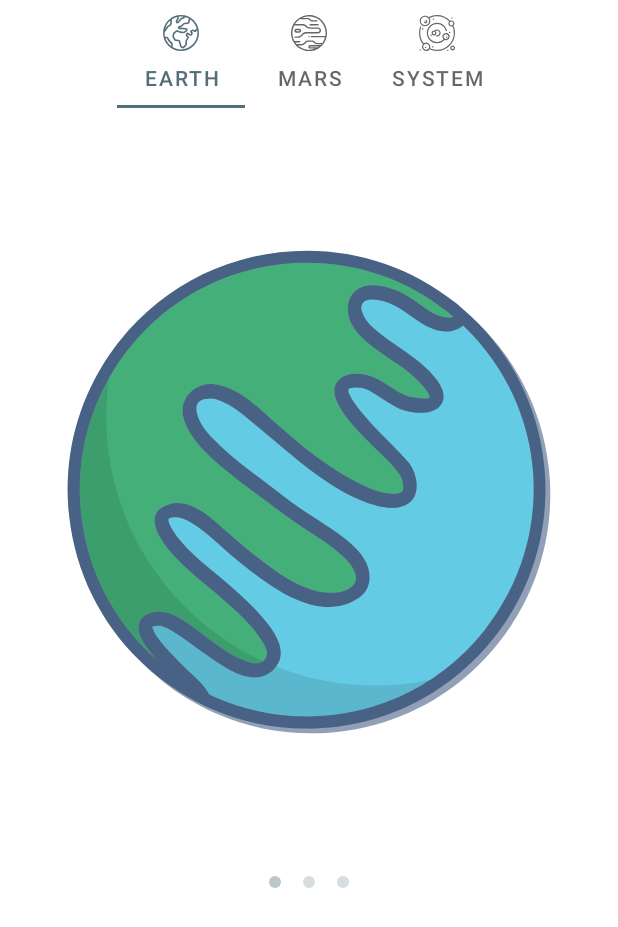
After one commit to mazi-k/A_MaterialDesign, an Android app: the EarthFragment screen opened directly, with no data from a screen before it, on a phone screen of 412 x 824 dp. The commit adds this screen. Shown: the top 927 px of the screen. Run offline under Robolectric (Android 15) with nearby library versions, the phone set to English and light mode, and no system bars; Roboto replaces fonts that are not available here.

Commit message:
replace images with fragments

```diff
--- a/app/src/main/java/com/example/a_materialdesign/view/api/ApiActivity.kt
+++ b/app/src/main/java/com/example/a_materialdesign/view/api/ApiActivity.kt
@@ -1,22 +1,84 @@
 package com.example.a_materialdesign.view.api
 
+import android.annotation.SuppressLint
 import android.os.Bundle
 import androidx.appcompat.app.AppCompatActivity
+import com.example.a_materialdesign.R
 import com.example.a_materialdesign.databinding.ActivityApiBinding
-import com.example.a_materialdesign.utils.Parameters
+import com.google.android.material.tabs.TabLayout
+import com.google.android.material.tabs.TabLayoutMediator
 
 class ApiActivity : AppCompatActivity() {
 
     lateinit var binding: ActivityApiBinding
 
     override fun onCreate(savedInstanceState: Bundle?) {
-        setTheme(Parameters.getInstance().grayTheme)
         super.onCreate(savedInstanceState)
 
         binding = ActivityApiBinding.inflate(layoutInflater)
         setContentView(binding.root)
 
-        binding.viewPager.adapter = ViewPagerAdapter(supportFragmentManager)
-        binding.tabLayout.setupWithViewPager(binding.viewPager)
+        binding.viewPager.adapter = ViewPagerAdapter(this)
+
+        tabLayoutInit()
+        switch()
+    }
+
+    private fun tabLayoutInit() {
+        TabLayoutMediator(
+            binding.tabLayout,
+            binding.viewPager,
+            object : TabLayoutMediator.TabConfigurationStrategy {
+                @SuppressLint("UseCompatLoadingForDrawables")
+                override fun onConfigureTab(tab: TabLayout.Tab, position: Int) {
+                    tab.text = when (position) {
+                        EARTH_FRAGMENT -> "Earth"
+                        MARS_FRAGMENT -> "Mars"
+                        SYSTEM_FRAGMENT -> "System"
+                        else -> "Earth"
+                    }
+
+                    tab.icon = when (position) {
+                        EARTH_FRAGMENT -> resources.getDrawable(R.drawable.ic_earth)
+                        MARS_FRAGMENT -> resources.getDrawable(R.drawable.ic_mars)
+                        SYSTEM_FRAGMENT -> resources.getDrawable(R.drawable.ic_system)
+                        else -> resources.getDrawable(R.drawable.ic_earth)
+                    }
+                }
+            }).attach()
+    }
+
+    private fun switch(){
+        //todo: найти, где взять position
+        when(position) {
+            EARTH_FRAGMENT -> {
+                binding.indicator1.imageAlpha = 100
+                binding.indicator2.imageAlpha = 60
+                binding.indicator3.imageAlpha = 60
+            }
+            MARS_FRAGMENT -> {
+                binding.indicator1.imageAlpha = 60
+                binding.indicator2.imageAlpha = 100
+                binding.indicator3.imageAlpha = 60
+            }
+            SYSTEM_FRAGMENT -> {
+                binding.indicator1.imageAlpha = 60
+                binding.indicator2.imageAlpha = 60
+                binding.indicator3.imageAlpha = 100
+            }
+            else -> {
+                binding.indicator1.imageAlpha = 100
+                binding.indicator2.imageAlpha = 60
+                binding.indicator3.imageAlpha = 60
+            }
+        }
+
+    }
+
+    companion object {
+        const val EARTH_FRAGMENT = 0
+        const val MARS_FRAGMENT = 1
+        const val SYSTEM_FRAGMENT = 2
+        var position = 0
     }
 }
--- /dev/null
+++ b/app/src/main/java/com/example/a_materialdesign/view/api/EarthFragment.kt
@@ -0,0 +1,19 @@
+package com.example.a_materialdesign.view.api
+
+import android.os.Bundle
+import android.view.LayoutInflater
+import android.view.View
+import android.view.ViewGroup
+import androidx.fragment.app.Fragment
+import com.example.a_materialdesign.R
+
+class EarthFragment : Fragment() {
+
+    override fun onCreateView(
+        inflater: LayoutInflater,
+        container: ViewGroup?,
+        savedInstanceState: Bundle?
+    ): View? {
+        return inflater.inflate(R.layout.fragment_earth, container, false)
+    }
+}
--- a/app/src/main/java/com/example/a_materialdesign/view/api/ViewPagerAdapter.kt
+++ b/app/src/main/java/com/example/a_materialdesign/view/api/ViewPagerAdapter.kt
@@ -1,27 +1,27 @@
 package com.example.a_materialdesign.view.api
 
 import androidx.fragment.app.Fragment
-import androidx.fragment.app.FragmentManager
-import androidx.fragment.app.FragmentStatePagerAdapter
+import androidx.fragment.app.FragmentActivity
+import androidx.viewpager2.adapter.FragmentStateAdapter
 
 private const val ADAPTER_SIZE = 3
+private const val EARTH_FRAGMENT = 0
+private const val MARS_FRAGMENT = 1
+private const val SYSTEM_FRAGMENT = 2
 
-class ViewPagerAdapter(fragmentManager: FragmentManager) :
-    FragmentStatePagerAdapter(fragmentManager) {
-    override fun getCount(): Int {
+class ViewPagerAdapter(fragmentManager: FragmentActivity) :
+    FragmentStateAdapter(fragmentManager) {
+
+    override fun getItemCount(): Int {
         return ADAPTER_SIZE
     }
 
-    override fun getPageTitle(position: Int): CharSequence? {
+    override fun createFragment(position: Int): Fragment {
         return when (position) {
-            BaseFragment.EARTH_FRAGMENT -> "Earth"
-            BaseFragment.MARS_FRAGMENT -> "Mars"
-            BaseFragment.SYSTEM_FRAGMENT -> "System"
-            else -> "Earth"
+            EARTH_FRAGMENT -> EarthFragment()
+            MARS_FRAGMENT -> MarsFragment()
+            SYSTEM_FRAGMENT -> SystemFragment()
+            else -> EarthFragment()
         }
     }
-
-    override fun getItem(position: Int): Fragment {
-        return BaseFragment.newInstance(position)
-    }
 }
--- a/app/src/main/res/layout/activity_api.xml
+++ b/app/src/main/res/layout/activity_api.xml
@@ -15,12 +15,53 @@
 
     </com.google.android.material.tabs.TabLayout>
 
-    <androidx.viewpager.widget.ViewPager
+    <androidx.viewpager2.widget.ViewPager2
         android:id="@+id/viewPager"
         android:layout_width="match_parent"
         android:layout_height="0dp"
-        app:layout_constraintBottom_toBottomOf="parent"
         app:layout_constraintEnd_toEndOf="parent"
         app:layout_constraintStart_toStartOf="parent"
-        app:layout_constraintTop_toBottomOf="@+id/tabLayout" />
+        app:layout_constraintTop_toBottomOf="@+id/tabLayout"
+        />
+
+    <LinearLayout
+        android:id="@+id/indicators"
+        android:layout_width="wrap_content"
+        android:layout_height="wrap_content"
+        android:layout_marginBottom="100dp"
+        android:orientation="horizontal"
+        app:layout_constraintTop_toBottomOf="@id/viewPager"
+        app:layout_constraintEnd_toEndOf="parent"
+        app:layout_constraintStart_toStartOf="parent">
+
+        <ImageView
+            android:id="@+id/indicator1"
+            android:layout_width="wrap_content"
+            android:layout_height="wrap_content"
+            android:layout_marginStart="7dp"
+            android:layout_marginLeft="7dp"
+            android:layout_marginEnd="7dp"
+            android:layout_marginRight="7dp"
+            android:src="@drawable/swipe_indicator" />
+
+        <ImageView
+            android:id="@+id/indicator2"
+            android:layout_width="wrap_content"
+            android:layout_height="wrap_content"
+            android:layout_marginStart="7dp"
+            android:layout_marginLeft="7dp"
+            android:layout_marginEnd="7dp"
+            android:layout_marginRight="7dp"
+            android:src="@drawable/swipe_indicator" />
+
+        <ImageView
+            android:id="@+id/indicator3"
+            android:layout_width="wrap_content"
+            android:layout_height="wrap_content"
+            android:layout_marginStart="7dp"
+            android:layout_marginLeft="7dp"
+            android:layout_marginEnd="7dp"
+            android:layout_marginRight="7dp"
+            android:src="@drawable/swipe_indicator" />
+    </LinearLayout>
 </androidx.constraintlayout.widget.ConstraintLayout>
--- /dev/null
+++ b/app/src/main/res/layout/fragment_earth.xml
@@ -0,0 +1,15 @@
+<?xml version="1.0" encoding="utf-8"?>
+<androidx.constraintlayout.widget.ConstraintLayout xmlns:android="http://schemas.android.com/apk/res/android"
+    android:layout_width="match_parent"
+    android:layout_height="match_parent"
+    xmlns:app="http://schemas.android.com/apk/res-auto">
+
+    <ImageView
+        android:layout_width="wrap_content"
+        android:layout_height="wrap_content"
+        app:layout_constraintEnd_toEndOf="parent"
+        app:layout_constraintStart_toStartOf="parent"
+        app:layout_constraintTop_toTopOf="parent"
+        app:srcCompat="@drawable/image_bg_earth" />
+
+</androidx.constraintlayout.widget.ConstraintLayout>
--- a/app/src/main/res/values/themes.xml
+++ b/app/src/main/res/values/themes.xml
@@ -1,6 +1,6 @@
 <resources xmlns:tools="http://schemas.android.com/tools">
     <!-- Base application theme. -->
-    <style name="MyBaseTheme" parent="Theme.MaterialComponents.DayNight">
+    <style name="MyBaseTheme" parent="Theme.MaterialComponents.DayNight.NoActionBar">
         <!-- Primary brand color. -->
         <item name="colorPrimary">?superColorPrimary</item>
         <item name="colorPrimaryVariant">?attr/superColorPrimaryVariant</item>
@@ -20,7 +20,7 @@
         <item name="textAppearanceBody2">@style/MyTextAppearanceBody2</item>
         <item name="chipStyle">@style/MyChipStyle</item>
         <item name="shapeAppearanceSmallComponent">@style/MyShapeAppearanceSmallComponent</item>
-<!--        <item name="navigationViewStyle">@style/MyBottomNavigationStyle</item>-->
+        <item name="bottomNavigationStyle">@style/MyBottomNavigationStyle</item>
     </style>
 
     <style name="MyGrayTheme" parent="MyBaseTheme">
```
Also changed, not shown: app/src/main/java/com/example/a_materialdesign/view/api/BaseFragment.kt (deleted, +0 -76 lines), app/src/main/java/com/example/a_materialdesign/view/api/MarsFragment.kt (added, +19 -0 lines), app/src/main/java/com/example/a_materialdesign/view/api/SystemFragment.kt (added, +19 -0 lines), app/src/main/res/layout/fragment_base.xml (deleted, +0 -50 lines), app/src/main/res/layout/fragment_mars.xml (added, +15 -0 lines), app/src/main/res/layout/fragment_system.xml (added, +15 -0 lines).
